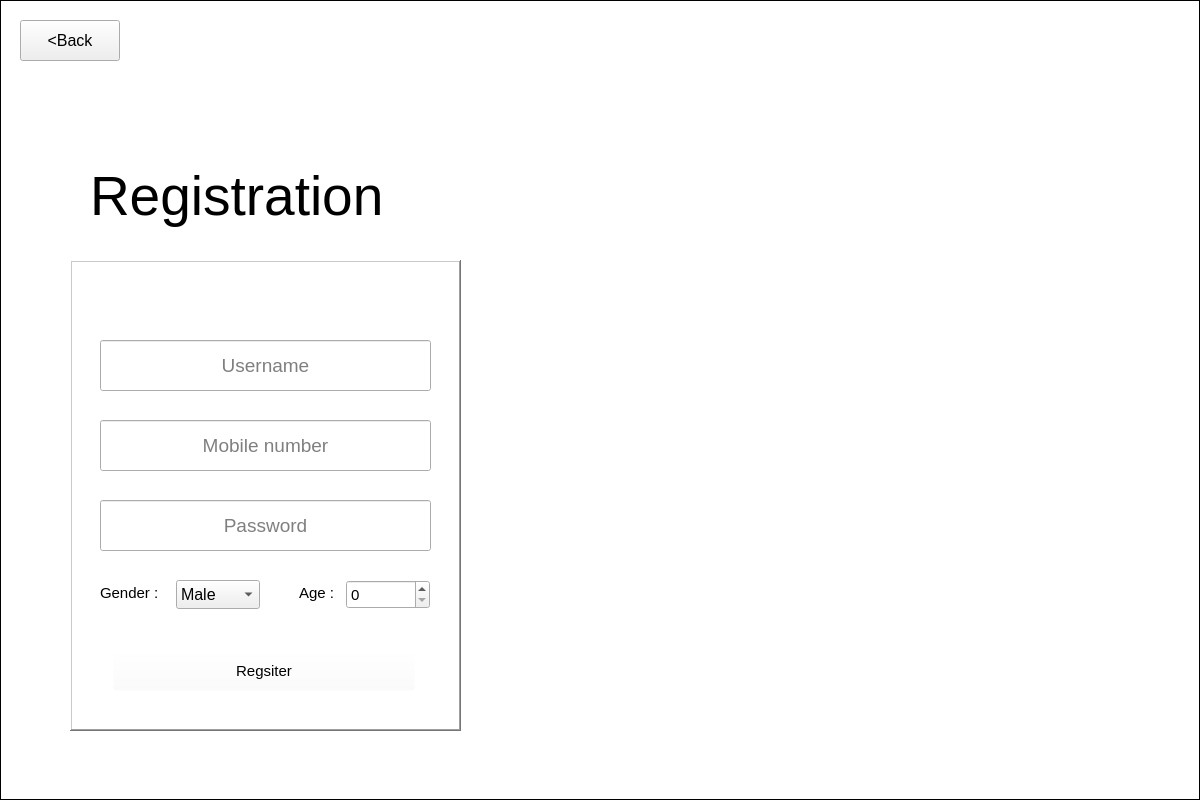
Qt form FoodiePalace_Customer/mainwindow.ui (Creed667/FoodiePalaceCustomer) before a commit.
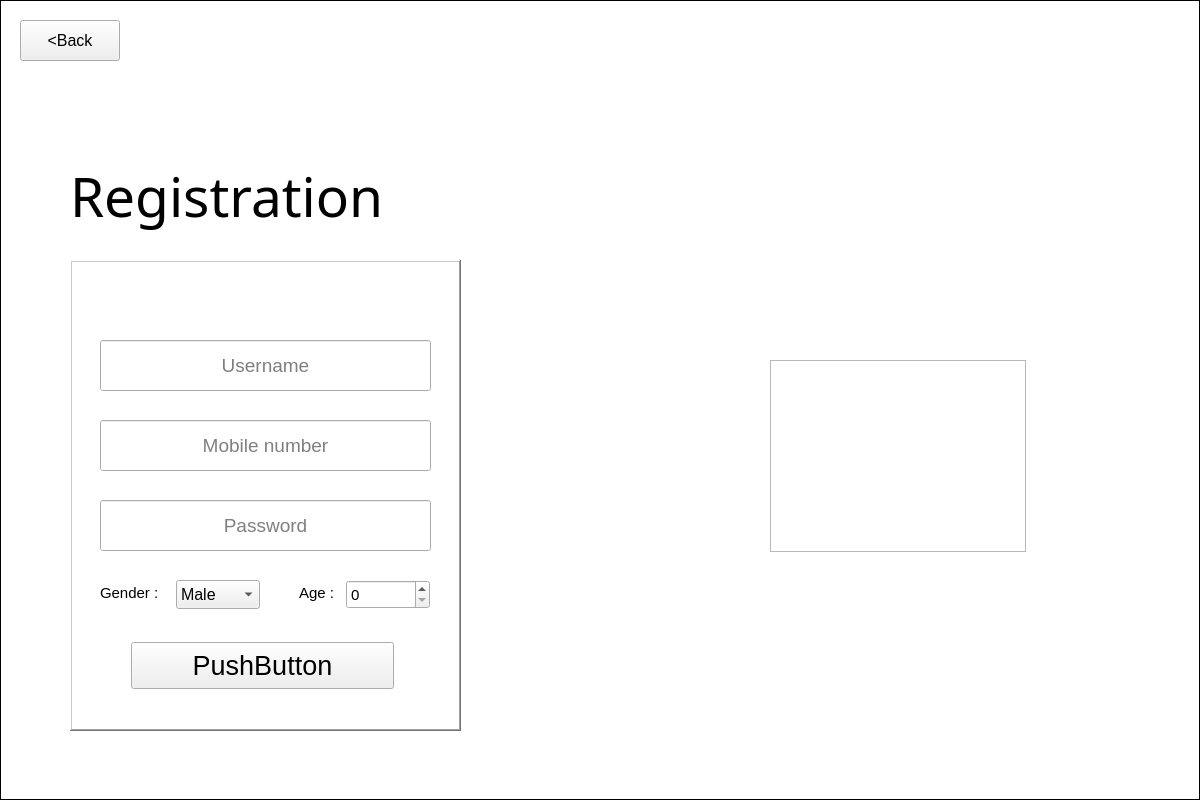
The same form after that commit. Icons and pictures are not drawn.

Commit message: logo placed

```diff
--- a/FoodiePalace_Customer/mainwindow.ui
+++ b/FoodiePalace_Customer/mainwindow.ui
@@ -391,7 +391,7 @@
      <widget class="QLabel" name="RegisterLabel">
       <property name="geometry">
        <rect>
-        <x>90</x>
+        <x>70</x>
         <y>150</y>
         <width>431</width>
         <height>91</height>
@@ -399,6 +399,7 @@
       </property>
       <property name="font">
        <font>
+        <family>Stencil</family>
         <pointsize>41</pointsize>
         <bold>false</bold>
        </font>
@@ -607,43 +608,27 @@
        <enum>QGraphicsView::NoDrag</enum>
       </property>
      </widget>
-     <widget class="QPushButton" name="registerPageRegisterButton">
+     <widget class="QPushButton" name="pushButton">
       <property name="geometry">
        <rect>
-        <x>113</x>
-        <y>650</y>
-        <width>302</width>
-        <height>41</height>
+        <x>131</x>
+        <y>642</y>
+        <width>263</width>
+        <height>47</height>
        </rect>
       </property>
-      <property name="font">
-       <font>
-        <pointsize>11</pointsize>
-       </font>
-      </property>
-      <property name="cursor">
-       <cursorShape>PointingHandCursor</cursorShape>
-      </property>
-      <property name="mouseTracking">
-       <bool>false</bool>
-      </property>
-      <property name="focusPolicy">
-       <enum>Qt::StrongFocus</enum>
-      </property>
-      <property name="autoFillBackground">
-       <bool>false</bool>
-      </property>
-      <property name="styleSheet">
-       <string notr="true">background-color: rgba(255, 255, 255,0);</string>
-      </property>
       <property name="text">
-       <string>Regsiter</string>
+       <string>PushButton</string>
       </property>
-      <property name="default">
-       <bool>false</bool>
-      </property>
-      <property name="flat">
-       <bool>false</bool>
+     </widget>
+     <widget class="QGraphicsView" name="FoodiePalaceLogo">
+      <property name="geometry">
+       <rect>
+        <x>770</x>
+        <y>360</y>
+        <width>256</width>
+        <height>192</height>
+       </rect>
       </property>
      </widget>
      <zorder>registerPage2</zorder>
@@ -657,7 +642,8 @@
      <zorder>registerGenderLabel</zorder>
      <zorder>registerGenderLabel_2</zorder>
      <zorder>registerPageAgeBox</zorder>
-     <zorder>registerPageRegisterButton</zorder>
+     <zorder>pushButton</zorder>
+     <zorder>FoodiePalaceLogo</zorder>
     </widget>
    </widget>
   </widget>
```
The commit also changes 3 other files.
